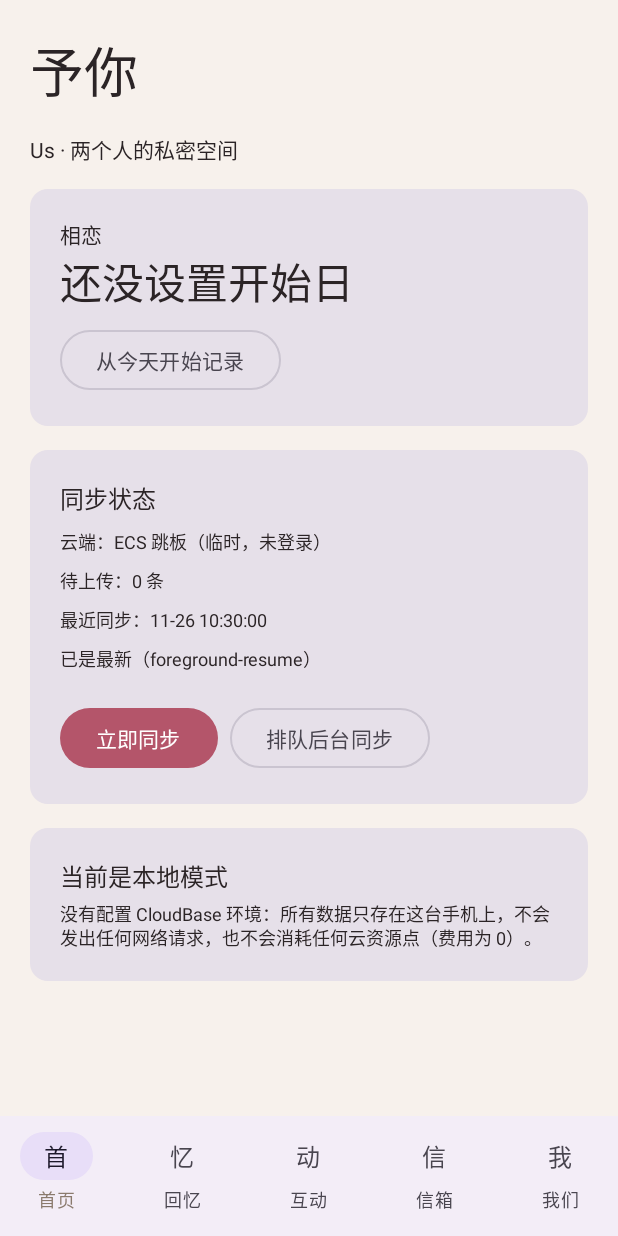
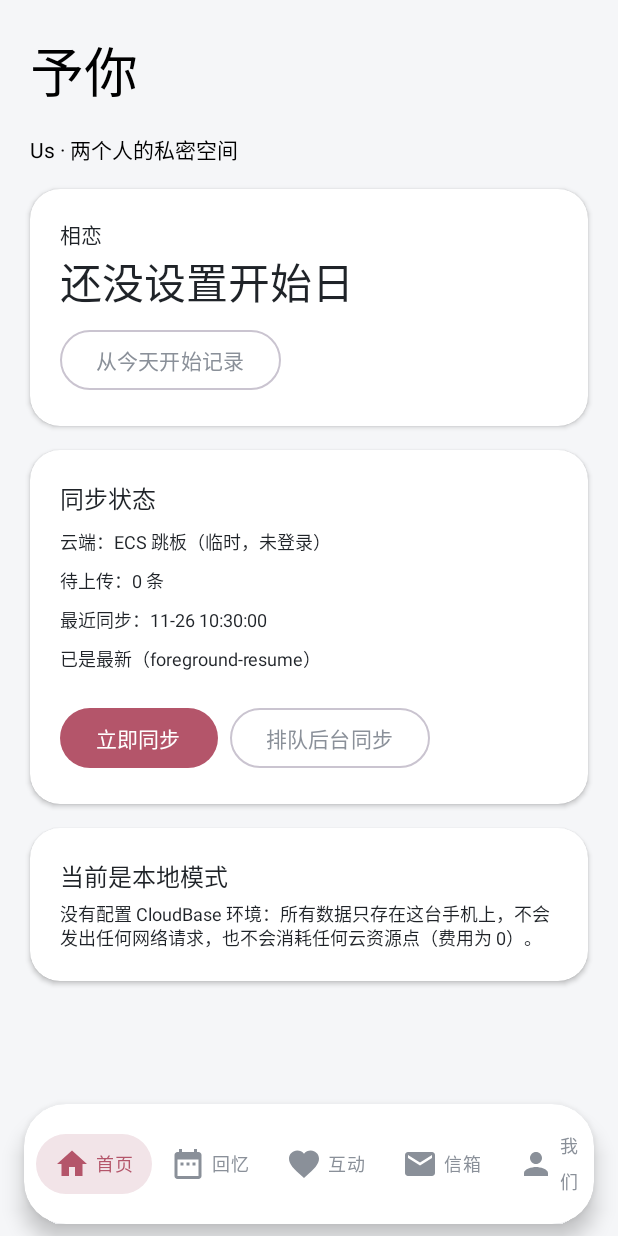
Before and after one commit to yueyinmin/yuni-Android, an Android app built with Jetpack Compose: the screen it shows after launch (MainActivity), on a phone screen of 412 x 824 dp. Run offline under Robolectric (Android 15) with nearby library versions, the phone set to English and light mode, and no system bars; our stand-ins replace Room's generated code; 7 statements that could not run were skipped.

Commit message:
style(ui): 按轻记视觉规范重做界面（浅灰底+白卡+悬浮Dock+胭脂主色）

```diff
--- a/app/build.gradle.kts
+++ b/app/build.gradle.kts
@@ -120,6 +120,7 @@ dependencies {
     implementation(libs.androidx.compose.ui.graphics)
     implementation(libs.androidx.compose.ui.tooling.preview)
     implementation(libs.androidx.compose.material3)
+    implementation(libs.androidx.compose.icons.core)
     debugImplementation(libs.androidx.compose.ui.tooling)
 
     implementation(libs.androidx.navigation.compose)
--- /dev/null
+++ b/app/src/main/java/com/mulin/us/ui/components/YuniCard.kt
@@ -0,0 +1,41 @@
+package com.mulin.us.ui.components
+
+import androidx.compose.foundation.background
+import androidx.compose.foundation.layout.Column
+import androidx.compose.foundation.layout.ColumnScope
+import androidx.compose.foundation.layout.fillMaxWidth
+import androidx.compose.foundation.layout.padding
+import androidx.compose.foundation.shape.RoundedCornerShape
+import androidx.compose.material3.Card
+import androidx.compose.material3.CardDefaults
+import androidx.compose.material3.MaterialTheme
+import androidx.compose.runtime.Composable
+import androidx.compose.ui.Modifier
+import androidx.compose.ui.draw.shadow
+import androidx.compose.ui.graphics.Color
+import androidx.compose.ui.unit.dp
+import com.mulin.us.ui.theme.YuniRadius
+import com.mulin.us.ui.theme.YuniSpacing
+
+/**
+ * 轻记式卡片：纯白 / 大圆角 / 无边框 / 极淡阴影。
+ * 全 App 的卡片统一走这里，避免各页自己写 shape/elevation 导致视觉漂移。
+ */
+@Composable
+fun YuniCard(
+    modifier: Modifier = Modifier,
+    tonal: Boolean = false,
+    content: @Composable ColumnScope.() -> Unit
+) {
+    val container = if (tonal) MaterialTheme.colorScheme.surfaceVariant else Color.White
+    Card(
+        modifier = modifier
+            .fillMaxWidth()
+            .shadow(2.dp, RoundedCornerShape(YuniRadius.card), clip = true),
+        shape = RoundedCornerShape(YuniRadius.card),
+        colors = CardDefaults.cardColors(containerColor = container),
+        elevation = CardDefaults.cardElevation(defaultElevation = 0.dp)
+    ) {
+        Column(content = content)
+    }
+}
--- a/app/src/main/java/com/mulin/us/ui/couple/MeetingScreen.kt
+++ b/app/src/main/java/com/mulin/us/ui/couple/MeetingScreen.kt
@@ -1,5 +1,6 @@
 package com.mulin.us.ui.couple
 
+import com.mulin.us.ui.components.YuniCard
 import androidx.compose.foundation.layout.Arrangement
 import androidx.compose.foundation.layout.Column
 import androidx.compose.foundation.layout.Row
@@ -66,7 +67,7 @@ fun MeetingScreen(vm: YuniViewModel, onBack: () -> Unit, modifier: Modifier = Mo
 private fun MeetingCard(m: MeetingPlan, vm: YuniViewModel) {
     val date = Instant.ofEpochMilli(m.plannedAt).atZone(ZoneId.systemDefault()).toLocalDate()
     val days = java.time.temporal.ChronoUnit.DAYS.between(LocalDate.now(), date)
-    Card(modifier = Modifier.fillMaxWidth().padding(bottom = YuniSpacing.sm)) {
+    YuniCard(modifier = Modifier.padding(bottom = YuniSpacing.sm)) {
         Column(modifier = Modifier.padding(YuniSpacing.lg), verticalArrangement = Arrangement.spacedBy(YuniSpacing.xs)) {
             Text(
                 date.format(DateTimeFormatter.ofPattern("yyyy-MM-dd")),
--- a/app/src/main/java/com/mulin/us/ui/couple/WishScreen.kt
+++ b/app/src/main/java/com/mulin/us/ui/couple/WishScreen.kt
@@ -1,5 +1,6 @@
 package com.mulin.us.ui.couple
 
+import com.mulin.us.ui.components.YuniCard
 import com.mulin.us.ui.theme.YuniSpacing
 import androidx.compose.foundation.layout.Arrangement
 import androidx.compose.foundation.layout.Column
@@ -57,7 +58,7 @@ fun WishScreen(
 
             LazyColumn(modifier = Modifier.fillMaxSize().padding(top = 12.dp)) {
                 items(list, key = { it.localId }) { wish ->
-                    Card(modifier = Modifier.fillMaxWidth().padding(bottom = 10.dp)) {
+                    YuniCard(modifier = Modifier.padding(bottom = 10.dp)) {
                         Column(modifier = Modifier.padding(YuniSpacing.lg)) {
                             Text(
                                 text = (if (wish.doneAt != null) "✓ " else "○ ") + wish.title,
--- a/app/src/main/java/com/mulin/us/ui/home/HomeScreen.kt
+++ b/app/src/main/java/com/mulin/us/ui/home/HomeScreen.kt
@@ -1,5 +1,6 @@
 package com.mulin.us.ui.home
 
+import com.mulin.us.ui.components.YuniCard
 import com.mulin.us.ui.theme.YuniSpacing
 import androidx.compose.foundation.layout.Arrangement
 import androidx.compose.foundation.layout.Column
@@ -49,7 +50,7 @@ fun HomeScreen(vm: YuniViewModel, modifier: Modifier = Modifier) {
         Text("予你", style = MaterialTheme.typography.displaySmall)
         Text("Us · 两个人的私密空间", style = MaterialTheme.typography.bodyMedium)
 
-        Card(modifier = Modifier.fillMaxWidth()) {
+        YuniCard {
             Column(modifier = Modifier.padding(YuniSpacing.page)) {
                 Text("相恋", style = MaterialTheme.typography.labelLarge)
                 Text(
@@ -68,7 +69,7 @@ fun HomeScreen(vm: YuniViewModel, modifier: Modifier = Modifier) {
             }
         }
 
-        Card(modifier = Modifier.fillMaxWidth()) {
+        YuniCard {
             Column(modifier = Modifier.padding(YuniSpacing.page), verticalArrangement = Arrangement.spacedBy(YuniSpacing.sm)) {
                 Text("同步状态", style = MaterialTheme.typography.titleMedium)
                 Text("云端：${vm.cloudStateText}", style = MaterialTheme.typography.bodySmall)
@@ -90,7 +91,7 @@ fun HomeScreen(vm: YuniViewModel, modifier: Modifier = Modifier) {
         }
 
         if (!vm.cloudConfigured) {
-            Card(modifier = Modifier.fillMaxWidth()) {
+            YuniCard {
                 Column(modifier = Modifier.padding(YuniSpacing.page), verticalArrangement = Arrangement.spacedBy(YuniSpacing.xs)) {
                     Text("当前是本地模式", style = MaterialTheme.typography.titleMedium)
                     Text(
--- a/app/src/main/java/com/mulin/us/ui/mailbox/MailboxScreen.kt
+++ b/app/src/main/java/com/mulin/us/ui/mailbox/MailboxScreen.kt
@@ -1,5 +1,6 @@
 package com.mulin.us.ui.mailbox
 
+import com.mulin.us.ui.components.YuniCard
 import androidx.compose.foundation.layout.Arrangement
 import androidx.compose.foundation.layout.Column
 import androidx.compose.foundation.layout.Row
@@ -56,7 +57,7 @@ fun MailboxScreen(vm: YuniViewModel, modifier: Modifier = Modifier) {
         }
 
         if (letters.isEmpty()) {
-            Card(modifier = Modifier.fillMaxWidth()) {
+            YuniCard {
                 Text(
                     "还没有信。写封给未来的信，设个解锁日期吧。",
                     modifier = Modifier.padding(YuniSpacing.page),
@@ -89,7 +90,7 @@ private fun LetterCard(letter: Letter, vm: YuniViewModel) {
     val date = java.time.Instant.ofEpochMilli(letter.unlockAt)
         .atZone(java.time.ZoneId.systemDefault()).toLocalDate()
         .format(DateTimeFormatter.ofPattern("yyyy-MM-dd"))
-    Card(modifier = Modifier.fillMaxWidth()) {
+    YuniCard {
         Column(modifier = Modifier.padding(YuniSpacing.md), verticalArrangement = Arrangement.spacedBy(YuniSpacing.xs)) {
             Text(letter.title, style = MaterialTheme.typography.titleMedium)
             Text("解锁日期：$date", style = MaterialTheme.typography.bodySmall)
--- a/app/src/main/java/com/mulin/us/ui/memories/DiaryScreen.kt
+++ b/app/src/main/java/com/mulin/us/ui/memories/DiaryScreen.kt
@@ -1,5 +1,6 @@
 package com.mulin.us.ui.memories
 
+import com.mulin.us.ui.components.YuniCard
 import com.mulin.us.ui.theme.YuniSpacing
 import androidx.compose.foundation.layout.Arrangement
 import androidx.compose.foundation.layout.Column
@@ -86,7 +87,7 @@ fun DiaryScreen(
 
             LazyColumn(modifier = Modifier.fillMaxSize().padding(top = 12.dp)) {
                 items(list, key = { it.localId }) { diary ->
-                    Card(modifier = Modifier.fillMaxWidth().padding(bottom = 10.dp)) {
+                    YuniCard(modifier = Modifier.padding(bottom = 10.dp)) {
                         Column(modifier = Modifier.padding(YuniSpacing.lg)) {
                             Text(
                                 text = if (diary.isPrivate) "私密" else "共同",
--- a/app/src/main/java/com/mulin/us/ui/memories/MemoryListScreen.kt
+++ b/app/src/main/java/com/mulin/us/ui/memories/MemoryListScreen.kt
@@ -1,5 +1,6 @@
 package com.mulin.us.ui.memories
 
+import com.mulin.us.ui.components.YuniCard
 import com.mulin.us.ui.theme.YuniSpacing
 import androidx.activity.compose.rememberLauncherForActivityResult
 import androidx.activity.result.contract.ActivityResultContracts
@@ -85,7 +86,7 @@ fun MemoryListScreen(
 
         LazyColumn(modifier = Modifier.fillMaxSize().padding(top = 12.dp)) {
             items(list, key = { it.localId }) { memory ->
-                Card(modifier = Modifier.fillMaxWidth().padding(bottom = 10.dp)) {
+                YuniCard(modifier = Modifier.padding(bottom = 10.dp)) {
                     Column(modifier = Modifier.padding(YuniSpacing.lg)) {
                         Text(memory.title, style = MaterialTheme.typography.titleMedium)
                         Text(memory.content, style = MaterialTheme.typography.bodyMedium)
--- /dev/null
+++ b/app/src/main/java/com/mulin/us/ui/navigation/YuniDock.kt
@@ -0,0 +1,108 @@
+package com.mulin.us.ui.navigation
+
+import androidx.compose.animation.animateColorAsState
+import androidx.compose.foundation.background
+import androidx.compose.foundation.clickable
+import androidx.compose.foundation.layout.Arrangement
+import androidx.compose.foundation.layout.Box
+import androidx.compose.foundation.layout.Row
+import androidx.compose.foundation.layout.Spacer
+import androidx.compose.foundation.layout.fillMaxWidth
+import androidx.compose.foundation.layout.height
+import androidx.compose.foundation.layout.navigationBarsPadding
+import androidx.compose.foundation.layout.padding
+import androidx.compose.foundation.layout.width
+import androidx.compose.foundation.shape.RoundedCornerShape
+import androidx.compose.material3.Icon
+import androidx.compose.material3.MaterialTheme
+import androidx.compose.material3.Text
+import androidx.compose.runtime.Composable
+import androidx.compose.runtime.getValue
+import androidx.compose.ui.Alignment
+import androidx.compose.ui.Modifier
+import androidx.compose.ui.draw.clip
+import androidx.compose.ui.draw.shadow
+import androidx.compose.ui.graphics.vector.ImageVector
+import androidx.compose.ui.text.font.FontWeight
+import androidx.compose.ui.unit.dp
+import androidx.compose.ui.unit.sp
+import com.mulin.us.ui.theme.YuniRadius
+import com.mulin.us.ui.theme.YuniSpacing
+
+/**
+ * 轻记式悬浮底栏（Dock）：
+ * - 白色圆角长条，左右/底部留间距，浮在内容上层
+ * - 选中项是浅胭脂胶囊（不是整条变色）
+ * - 用 Material 内置图标，不再用汉字占位
+ * - 页面内容需自己给底部留 padding（约 88.dp），否则会被 Dock 挡住
+ */
+@Composable
+fun YuniDock(
+    tabs: List<YuniTabSpec>,
+    currentRoute: String?,
+    onTab: (String) -> Unit,
+    modifier: Modifier = Modifier
+) {
+    Box(
+        modifier = modifier
+            .fillMaxWidth()
+            .navigationBarsPadding()
+            .padding(horizontal = YuniSpacing.lg, vertical = YuniSpacing.sm),
+        contentAlignment = Alignment.BottomCenter
+    ) {
+        Row(
+            modifier = Modifier
+                .fillMaxWidth()
+                .shadow(8.dp, RoundedCornerShape(YuniRadius.dock))
+                .clip(RoundedCornerShape(YuniRadius.dock))
+                .background(MaterialTheme.colorScheme.surface)
+                .padding(horizontal = YuniSpacing.sm, vertical = YuniSpacing.sm),
+            horizontalArrangement = Arrangement.SpaceEvenly,
+            verticalAlignment = Alignment.CenterVertically
+        ) {
+            tabs.forEach { tab ->
+                DockItem(
+                    tab = tab,
+                    selected = currentRoute == tab.route,
+                    onClick = { onTab(tab.route) }
+                )
+            }
+        }
+    }
+}
+
+@Composable
+private fun DockItem(tab: YuniTabSpec, selected: Boolean, onClick: () -> Unit) {
+    val capsule by animateColorAsState(
+        if (selected) MaterialTheme.colorScheme.primaryContainer
+        else MaterialTheme.colorScheme.surface,
+        label = "dock-capsule"
+    )
+    val content by animateColorAsState(
+        if (selected) MaterialTheme.colorScheme.primary
+        else MaterialTheme.colorScheme.onSurfaceVariant,
+        label = "dock-content"
+    )
+    Row(
+        modifier = Modifier
+            .clip(RoundedCornerShape(YuniRadius.pill))
+            .background(capsule)
+            .clickable(onClick = onClick)
+            .padding(horizontal = YuniSpacing.md, vertical = YuniSpacing.sm),
+        verticalAlignment = Alignment.CenterVertically,
+        horizontalArrangement = Arrangement.Center
+    ) {
+        Icon(
+            imageVector = tab.icon,
+            contentDescription = tab.label,
+            tint = content
+        )
+        Spacer(Modifier.width(YuniSpacing.xs))
+        Text(
+            text = tab.label,
+            color = content,
+            fontSize = 12.sp,
+            fontWeight = if (selected) FontWeight.Medium else FontWeight.Normal
+        )
+    }
+}
--- a/app/src/main/java/com/mulin/us/ui/navigation/YuniNavigation.kt
+++ b/app/src/main/java/com/mulin/us/ui/navigation/YuniNavigation.kt
@@ -1,14 +1,22 @@
 package com.mulin.us.ui.navigation
 
+import androidx.compose.material.icons.filled.DateRange
+import androidx.compose.material.icons.filled.Favorite
+import androidx.compose.material.icons.filled.Email
+import androidx.compose.material.icons.filled.Home
+import androidx.compose.material.icons.filled.Person
+import androidx.compose.material3.MaterialTheme
+import androidx.compose.material.icons.Icons
+import androidx.compose.foundation.background
+import androidx.compose.foundation.layout.Box
+import androidx.compose.foundation.layout.fillMaxSize
 import androidx.compose.foundation.layout.padding
-import androidx.compose.material3.NavigationBar
-import androidx.compose.material3.NavigationBarItem
-import androidx.compose.material3.Scaffold
 import androidx.compose.material3.Text
 import androidx.compose.runtime.Composable
 import androidx.compose.runtime.getValue
+import androidx.compose.ui.Alignment
 import androidx.compose.ui.Modifier
-import androidx.compose.ui.text.style.TextAlign
+import androidx.compose.ui.unit.dp
 import androidx.lifecycle.viewmodel.compose.viewModel
 import androidx.navigation.NavGraph.Companion.findStartDestination
 import androidx.navigation.NavHostController
@@ -62,7 +70,9 @@ object YuniRoutes {
 data class YuniTabSpec(
     val route: String,
     val label: String,
-    val glyph: String
+    /** 兼容旧测试的字形；UI 已改用 icon */
+    val glyph: String,
+    val icon: androidx.compose.ui.graphics.vector.ImageVector
 )
 
 /**
@@ -74,11 +84,11 @@ data class YuniTabSpec(
  */
 object YuniNavSpec {
     val tabs = listOf(
-        YuniTabSpec(YuniRoutes.HOME, "首页", "首"),
-        YuniTabSpec(YuniRoutes.MEMORIES, "回忆", "忆"),
-        YuniTabSpec(YuniRoutes.INTERACTION, "互动", "动"),
-        YuniTabSpec(YuniRoutes.MAILBOX, "信箱", "信"),
-        YuniTabSpec(YuniRoutes.US, "我们", "我")
+        YuniTabSpec(YuniRoutes.HOME, "首页", "首", Icons.Filled.Home),
+        YuniTabSpec(YuniRoutes.MEMORIES, "回忆", "忆", Icons.Filled.DateRange),
+        YuniTabSpec(YuniRoutes.INTERACTION, "互动", "动", Icons.Filled.Favorite),
+        YuniTabSpec(YuniRoutes.MAILBOX, "信箱", "信", Icons.Filled.Email),
+        YuniTabSpec(YuniRoutes.US, "我们", "我", Icons.Filled.Person)
     )
 
     val topLevelRoutes: Set<String> = tabs.map { it.route }.toSet()
@@ -113,51 +123,39 @@ fun YuniNavigation(container: AppContainer) {
 
     val showBottomBar = YuniNavSpec.shouldShowBottomBar(currentRoute)
 
-    Scaffold(
-        bottomBar = {
-            if (showBottomBar) {
-                NavigationBar {
-                    YuniNavSpec.tabs.forEach { tab ->
-                        NavigationBarItem(
-                            selected = currentRoute == tab.route,
-                            onClick = { navController.switchTab(tab.route) },
-                            icon = {
-                                Text(text = tab.glyph, textAlign = TextAlign.Center)
-                            },
-                            label = { Text(tab.label) }
-                        )
-                    }
-                }
-            }
-        }
-    ) { innerPadding ->
+    // 轻记式悬浮 Dock：内容铺满全屏，底栏浮在上层，左右/底部留间距
+    androidx.compose.foundation.layout.Box(
+        modifier = Modifier
+            .fillMaxSize()
+            .background(MaterialTheme.colorScheme.background)
+    ) {
         NavHost(
             navController = navController,
             startDestination = YuniRoutes.HOME
         ) {
             // ---------- 顶级 Tab ----------
             composable(YuniRoutes.HOME) {
-                HomeScreen(vm = vm, modifier = Modifier.padding(innerPadding))
+                HomeScreen(vm = vm, modifier = Modifier.padding(bottom = 88.dp))
             }
             composable(YuniRoutes.MEMORIES) {
                 MemoryListScreen(
                     vm = vm,
                     onOpenDiary = { navController.navigate(YuniRoutes.DIARY) },
-                    modifier = Modifier.padding(innerPadding)
+                    modifier = Modifier.padding(bottom = 88.dp)
                 )
             }
             composable(YuniRoutes.INTERACTION) {
-                InteractionScreen(vm = vm, modifier = Modifier.padding(innerPadding))
+                InteractionScreen(vm = vm, modifier = Modifier.padding(bottom = 88.dp))
             }
             composable(YuniRoutes.MAILBOX) {
-                MailboxScreen(vm = vm, modifier = Modifier.padding(innerPadding))
+                MailboxScreen(vm = vm, modifier = Modifier.padding(bottom = 88.dp))
             }
             composable(YuniRoutes.US) {
                 UsScreen(
                     vm = vm,
                     onOpenWishes = { navController.navigate(YuniRoutes.WISHES) },
                     onOpenMeetings = { navController.navigate(YuniRoutes.MEETINGS) },
-                    modifier = Modifier.padding(innerPadding)
+                    modifier = Modifier.padding(bottom = 88.dp)
                 )
             }
 
@@ -171,6 +169,15 @@ fun YuniNavigation(container: AppContainer) {
             composable(YuniRoutes.MEETINGS) {
                 com.mulin.us.ui.couple.MeetingScreen(vm = vm, onBack = { navController.popBackStack() })
             }
+        }
+
+        if (showBottomBar) {
+            YuniDock(
+                tabs = YuniNavSpec.tabs,
+                currentRoute = currentRoute,
+                onTab = { navController.switchTab(it) },
+                modifier = Modifier.align(Alignment.BottomCenter)
+            )
         }
     }
 }
--- a/app/src/main/java/com/mulin/us/ui/theme/Theme.kt
+++ b/app/src/main/java/com/mulin/us/ui/theme/Theme.kt
@@ -14,28 +14,34 @@ import androidx.compose.ui.platform.LocalView
 import androidx.core.view.WindowCompat
 
 /**
- * 予你的配色。
- * 走"暖木色 + 淡胭脂"的路子：两个人用的东西，别做得像后台管理系统。
+ * 予你的配色 —— 沿用轻记的视觉骨架（浅灰页面底 + 纯白大圆角卡 + 悬浮底栏），
+ * 主色保留予你的胭脂红（不用轻记的翠绿），这样不像轻记换皮。
+ *
+ * 主色 0xFFB4556A：与轻记深翠绿同饱和度的胭脂；浅胶囊 0xFFF2E4E8。
  */
 private val WarmRose = Color(0xFFB4556A)
 private val WarmRoseDark = Color(0xFF8C3F52)
-private val Sand = Color(0xFFF7F1EC)
-private val Ink = Color(0xFF2B2426)
+private val RoseTint = Color(0xFFF2E4E8)      // 选中胶囊 / primaryContainer
+private val PageGray = Color(0xFFF5F6F8)     // 轻记式浅灰页面底
+private val Ink = Color(0xFF1F2328)          // 主文字（比原来更深，接近轻记）
+private val SecondaryInk = Color(0xFF8A9099) // 副文字灰
 private val NightBg = Color(0xFF141013)
-private val NightSurface = Color(0xFF1F1A1D)
+private val NightSurface = Color(0xFF201C1F)
 
 private val LightColors = lightColorScheme(
     primary = WarmRose,
     onPrimary = Color.White,
-    primaryContainer = Color(0xFFF6DDE2),
+    primaryContainer = RoseTint,
     onPrimaryContainer = WarmRoseDark,
-    secondary = Color(0xFF8A7A6D),
-    background = Sand,
+    secondary = SecondaryInk,
+    onSecondary = Color.White,
+    background = PageGray,
     onBackground = Ink,
-    surface = Color.White,
+    surface = Color.White,          // 卡片纯白（轻记规范）
     onSurface = Ink,
-    surfaceVariant = Color(0xFFEFE6E0),
-    error = Color(0xFFB3261E)
+    surfaceVariant = Color(0xFFEEF0F3),
+    onSurfaceVariant = SecondaryInk,
+    error = Color(0xFFC5384A)
 )
 
 private val DarkColors = darkColorScheme(
@@ -43,12 +49,14 @@ private val DarkColors = darkColorScheme(
     onPrimary = Color(0xFF4A1F29),
     primaryContainer = Color(0xFF6B3341),
     onPrimaryContainer = Color(0xFFF9DCE2),
-    secondary = Color(0xFFC9B8A8),
+    secondary = SecondaryInk,
+    onSecondary = Color.White,
     background = NightBg,
     onBackground = Color(0xFFEDE4E6),
     surface = NightSurface,
     onSurface = Color(0xFFEDE4E6),
     surfaceVariant = Color(0xFF2E272A),
+    onSurfaceVariant = Color(0xFFA8A0A4),
     error = Color(0xFFF2B8B5)
 )
 
@@ -69,6 +77,7 @@ fun YuniTheme(
     MaterialTheme(
         colorScheme = colors,
         typography = YuniTypography,
+        shapes = YuniShapes,
         content = content
     )
 }
--- a/app/src/main/java/com/mulin/us/ui/theme/YuniTokens.kt
+++ b/app/src/main/java/com/mulin/us/ui/theme/YuniTokens.kt
@@ -1,5 +1,7 @@
 package com.mulin.us.ui.theme
 
+import androidx.compose.foundation.shape.RoundedCornerShape
+import androidx.compose.material3.Shapes
 import androidx.compose.material3.Typography
 import androidx.compose.ui.text.TextStyle
 import androidx.compose.ui.text.font.FontWeight
@@ -27,12 +29,23 @@ object YuniSpacing {
 }
 
 object YuniRadius {
-    val sm = 4.dp
-    val md = 8.dp
-    val lg = 12.dp
-    val xl = 16.dp
+    val sm = 8.dp
+    val md = 12.dp
+    val lg = 16.dp
+    /** 轻记式大圆角卡片 */
+    val card = 20.dp
+    val dock = 28.dp
     val pill = 999.dp
 }
+
+/** Material 组件统一圆角：卡片/对话框/按钮都用大圆角 */
+val YuniShapes = Shapes(
+    extraSmall = RoundedCornerShape(YuniRadius.sm),
+    small = RoundedCornerShape(YuniRadius.md),
+    medium = RoundedCornerShape(YuniRadius.card),
+    large = RoundedCornerShape(YuniRadius.card),
+    extraLarge = RoundedCornerShape(YuniRadius.dock)
+)
 
 /** 基于 Material3 默认排版，只覆盖需要统一的三处，其余沿用系统 */
 val YuniTypography = Typography(
--- a/gradle/libs.versions.toml
+++ b/gradle/libs.versions.toml
@@ -43,6 +43,7 @@ androidx-compose-ui-graphics = { group = "androidx.compose.ui", name = "ui-graph
 androidx-compose-ui-tooling = { group = "androidx.compose.ui", name = "ui-tooling" }
 androidx-compose-ui-tooling-preview = { group = "androidx.compose.ui", name = "ui-tooling-preview" }
 androidx-compose-material3 = { group = "androidx.compose.material3", name = "material3" }
+androidx-compose-icons-core = { group = "androidx.compose.material", name = "material-icons-core" }
 
 androidx-navigation-compose = { group = "androidx.navigation", name = "navigation-compose", version.ref = "navigationCompose" }
 
```
Also changed, not shown: app/src/main/java/com/mulin/us/ui/couple/UsScreen.kt (+9 -8 lines), app/src/main/java/com/mulin/us/ui/interaction/InteractionScreen.kt (+6 -5 lines).
